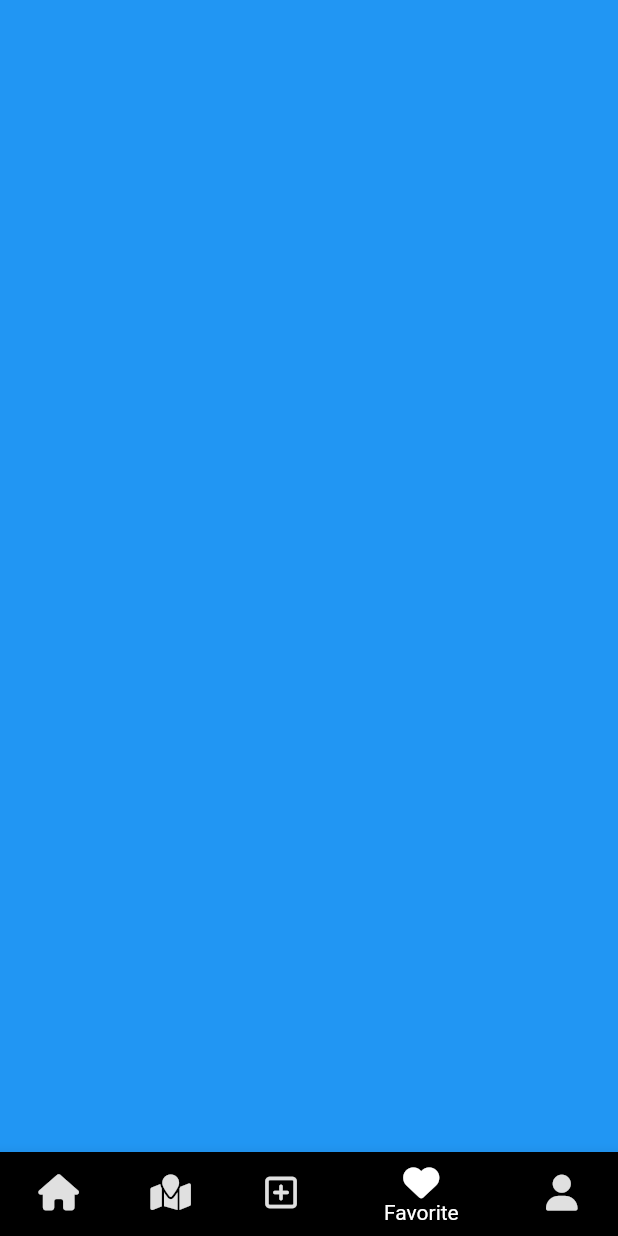
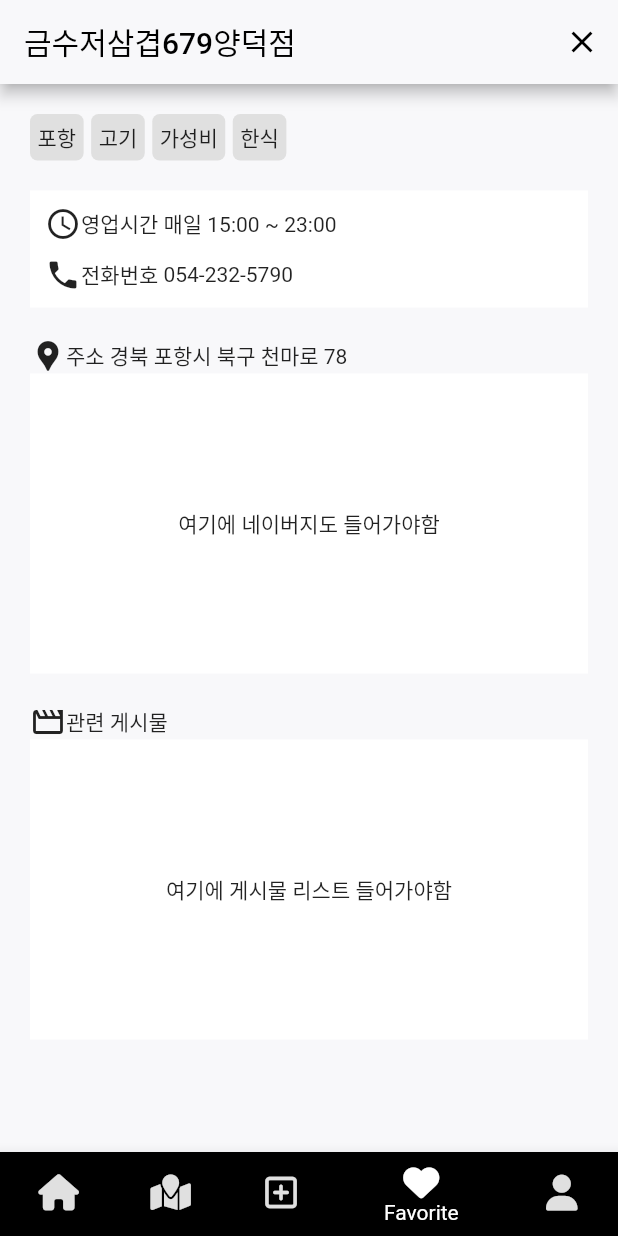
Before and after one commit to snackads/SnackAds, a Flutter app: the screen it shows once a user with an empty profile is signed in, item 4 of the bottom bar chosen, on a phone screen of 412 x 824 dp. Run offline on Flutter 3.47's test engine with Material 3 defaults, Android fonts, the phone set to English and light mode, and no system bars; our stand-ins replace cloud_firestore, firebase_auth, firebase_core, firebase_storage, font_awesome_flutter, go_router and 3 more; missing offline and left inert: flutter_naver_map; accounts and stored records are empty; statements that could not run were skipped.

Commit message:
[Feat] Sprint4 가게 상세 페이지 1차 완료

```diff
--- a/lib/view/feed/feed_column_buttons_components.dart
+++ b/lib/view/feed/feed_column_buttons_components.dart
@@ -3,7 +3,7 @@ import 'package:flutter/material.dart';
 Widget columnButtonsComponent(String title, Icon icon, Function func) {
   return GestureDetector(
     onTap: () {
-      func();
+      //
     },
     child: Container(
       margin: const EdgeInsets.only(top: 15.0),
--- a/lib/view/main_view.dart
+++ b/lib/view/main_view.dart
@@ -10,6 +10,7 @@ import 'package:snack_ads/view/feed/feed_view.dart';
 import 'package:snack_ads/view/feed_upload/feed_upload_select_view.dart';
 import 'package:snack_ads/view/map/map_view.dart';
 import 'package:snack_ads/view/profile/profile_view.dart';
+import 'package:snack_ads/view/profile/restaurant_profile_view.dart';
 // import 'package:snack_ads/map/map_view.dart';
 
 class MainView extends StatelessWidget {
@@ -28,7 +29,7 @@ class MainView extends StatelessWidget {
       case 2:
         return const FeedUploadSelectView();
       case 3:
-        return Container(color: Colors.blue);
+        return const RestaurantProfileView();
       case 4:
         return const ProfileView();
       default:
--- /dev/null
+++ b/lib/view/profile/restaurant_profile_view.dart
@@ -0,0 +1,113 @@
+import 'package:flutter/material.dart';
+import 'package:go_router/go_router.dart';
+
+class RestaurantProfileView extends StatelessWidget {
+  const RestaurantProfileView({super.key});
+
+  @override
+  Widget build(BuildContext context) {
+    String mockName = "금수저삼겹679양덕점";
+    String mockAddress = "경북 포항시 북구 천마로 78";
+    List<String> mockTags = ["포항", "고기", "가성비", "한식"];
+    String mockDescription = "포항에서 가장 맛있는 삼겹살집입니다. 가격도 저렴하고 양도 푸짐합니다.";
+    String siteURL = "https://place.map.kakao.com/1956782003";
+    String phoneNumber = "054-232-5790";
+    String openTime = "매일 15:00 ~ 23:00";
+
+    return Scaffold(
+      backgroundColor: const Color(0xFFf8f8fa),
+      appBar: AppBar(
+        title: Text(mockName),
+        centerTitle: false,
+        automaticallyImplyLeading: false,
+        backgroundColor: const Color(0xFFf8f8fa),
+        foregroundColor: Colors.black,
+        actions: [
+          IconButton(
+            onPressed: () {
+              context.pop();
+            },
+            icon: const Icon(Icons.clear),
+          ),
+        ],
+      ),
+      body: SingleChildScrollView(
+        child: Padding(
+          padding: const EdgeInsets.all(20.0),
+          child: Column(
+            children: [
+              Row(
+                children: mockTags.map((tag) => tagBox(tag)).toList(),
+              ),
+              const SizedBox(height: 20),
+              Container(
+                color: Colors.white,
+                child: Padding(
+                  padding: const EdgeInsets.all(10.0),
+                  child: Column(
+                    children: [
+                      Row(
+                        children: [
+                          const Icon(Icons.access_time),
+                          const Text("영업시간 "),
+                          Text(openTime),
+                        ],
+                      ),
+                      const SizedBox(height: 10),
+                      Row(
+                        children: [
+                          const Icon(Icons.phone),
+                          const Text("전화번호 "),
+                          Text(phoneNumber),
+                        ],
+                      ),
+                    ],
+                  ),
+                ),
+              ),
+              const SizedBox(height: 20),
+              Row(
+                children: [
+                  const Icon(Icons.location_pin),
+                  const Text("주소 "),
+                  Text(mockAddress),
+                ],
+              ),
+              Container(
+                color: Colors.white,
+                height: 200,
+                width: double.infinity,
+                child: const Center(child: Text("여기에 네이버지도 들어가야함")),
+              ),
+              const SizedBox(height: 20),
+              const Row(
+                children: [
+                  Icon(Icons.movie_creation_outlined),
+                  Text("관련 게시물"),
+                ],
+              ),
+              Container(
+                color: Colors.white,
+                height: 200,
+                width: double.infinity,
+                child: const Center(child: Text("여기에 게시물 리스트 들어가야함")),
+              ),
+            ],
+          ),
+        ),
+      ),
+    );
+  }
+
+  Widget tagBox(String tag) {
+    return Container(
+      padding: const EdgeInsets.all(5),
+      margin: const EdgeInsets.only(right: 5),
+      decoration: BoxDecoration(
+        color: Colors.grey[300],
+        borderRadius: BorderRadius.circular(5),
+      ),
+      child: Text(tag),
+    );
+  }
+}
```
Also changed, not shown: lib/view/feed/feed_view_description.dart (+17 -1 lines), lib/view/profile/setting_view.dart (+21 -1 lines), lib/widget/dialog_button.dart (added, +90 -0 lines).
